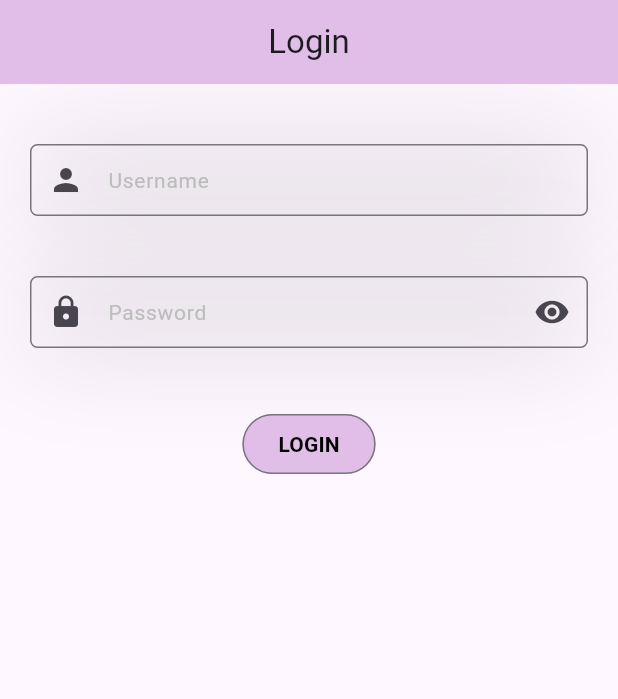
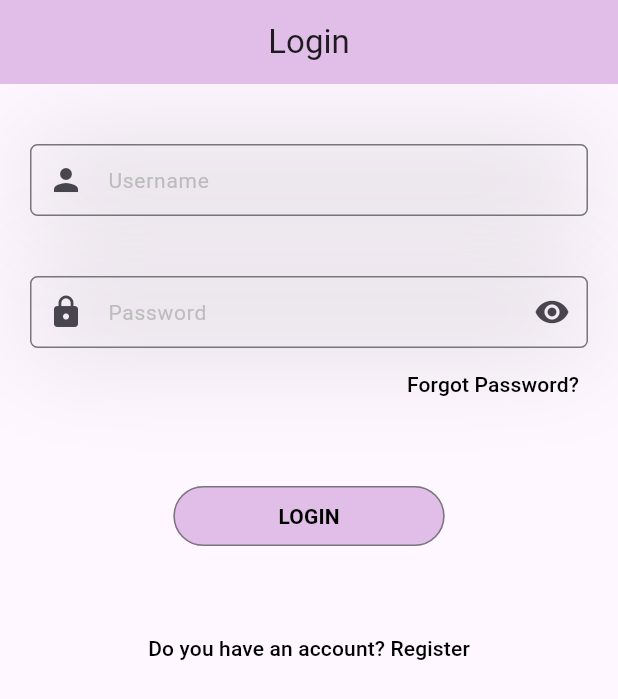
Before and after one commit to NtimaneKamohelo/register_login, a Flutter app: the screen it shows after launch, on a phone screen of 412 x 824 dp. Shown: the top 699 px of the screen. Run offline on Flutter 3.47's test engine with Material 3 defaults, Android fonts, the phone set to English and light mode, and no system bars.

Commit message:
Added the textbutton for Do You Have an Account?

```diff
--- a/lib/screens/login_screen.dart
+++ b/lib/screens/login_screen.dart
@@ -38,12 +38,35 @@ class _LoginScreenState extends State<LoginScreen> {
               hintText: 'Password'
             ).passwordTextField(),
 
+            //Forgot Password
+            Row(
+              mainAxisAlignment: MainAxisAlignment.end,
+              children: [
+                Container(
+                  margin: EdgeInsets.only(right: 14),
+                  child: RegisterLoginButton(
+                    onPressed: () {  },
+                    btnText: 'Forgot Password?').registerTextButton(),
+                )
+              ],
+            ),
+
+            //Login Button
             RegisterLoginButton(
               onPressed: () {
                 Navigator.of(context).pushNamed(RegisterScreen.id);
               } ,
               btnText: 'LOGIN'
-            ).mainButton()
+            ).mainButton(),
+
+
+            const SizedBox(),
+            RegisterLoginButton(
+              onPressed: () {  },
+              btnText: 'Do you have an account? Register'
+
+            ).registerTextButton(),
+
 
 
           ],
--- a/lib/utilities/button_utils.dart
+++ b/lib/utilities/button_utils.dart
@@ -13,9 +13,11 @@ class RegisterLoginButton {
   Container mainButton() {
     return Container(
       margin: EdgeInsets.all(40),
+      //decoration: BoxDecoration(),
       child: OutlinedButton(
         onPressed: onPressed,
         style: OutlinedButton.styleFrom(
+          padding: EdgeInsets.symmetric(horizontal: 70),
           backgroundColor: Colors.purple[100],
         ),
         child: Text(
@@ -29,4 +31,16 @@ class RegisterLoginButton {
     );
   }
 
+  TextButton registerTextButton() {
+    return TextButton(
+      onPressed: onPressed,
+      child: Text(
+        btnText,
+        style: TextStyle(
+          color: Colors.black,
+        ),
+      ),
+    );
+  }
+
 }
```
